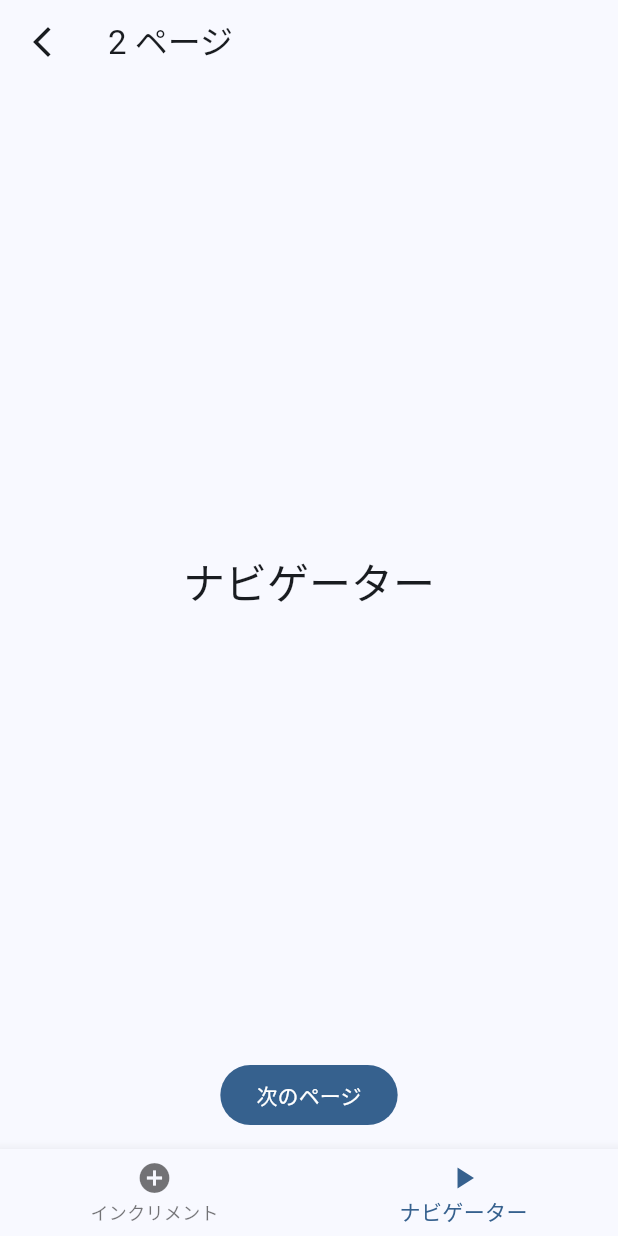
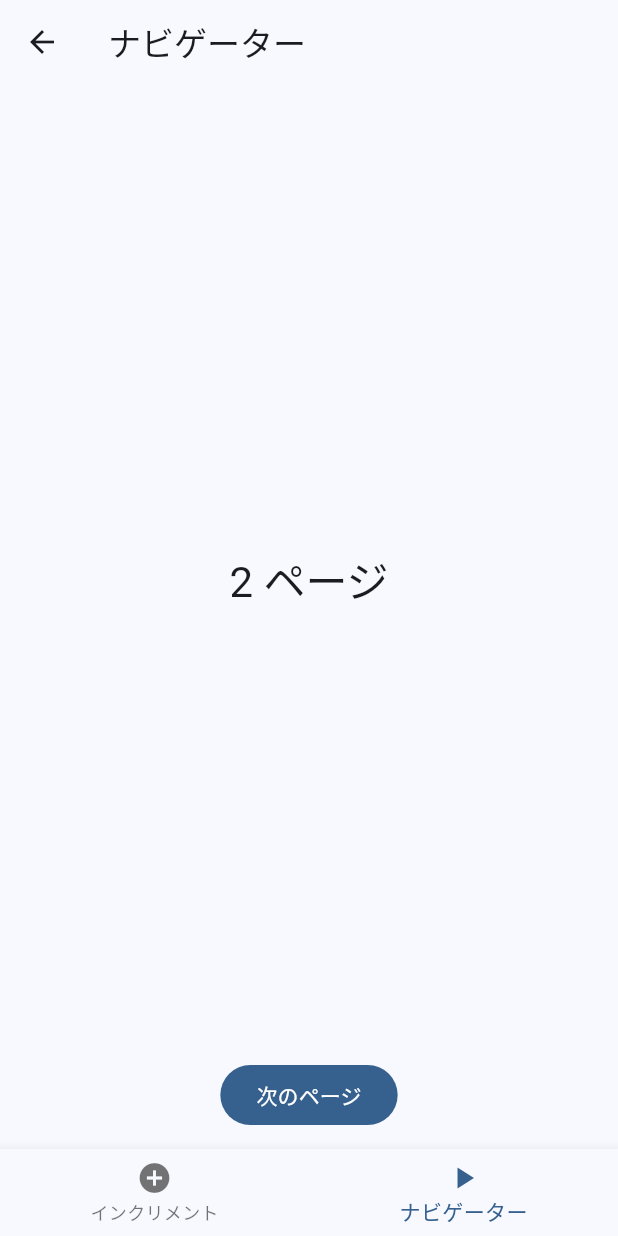
Before and after one commit to KazmaWed/flutter_navigation_sample, a Flutter app: the MainScreen screen opened by its route, item 2 of the bottom bar chosen, after a tap on "次のページ", on a phone screen of 412 x 824 dp. Run offline on Flutter 3.47's test engine with Material 3 defaults, Android fonts, the phone set to English and light mode, and no system bars.

Commit message:
feat: タブバー選択でトップに戻る機能の実装とその他リファクター

```diff
--- a/lib/main_screen/main_screen.dart
+++ b/lib/main_screen/main_screen.dart
@@ -12,7 +12,7 @@ class MainScreen extends StatefulWidget {
 }
 
 class _MainScreenState extends State<MainScreen> {
-  // BottomAppBarの選択中タブ
+  // BottomAppBarの選択中タブとItem
   var index = 0;
   final navigationBarItems = [
     BottomNavigationBarItem(
@@ -40,12 +40,23 @@ class _MainScreenState extends State<MainScreen> {
     ),
   ];
 
+  // タブ選択
+  void onTap(int value) {
+    if (index != value) {
+      setState(() => index = value);
+    } else {
+      Navigator.of(keys[index].currentContext!).popUntil(
+        (route) => !Navigator.of(keys[index].currentContext!).canPop(),
+      );
+    }
+  }
+
   @override
   Widget build(BuildContext context) {
     return Scaffold(
       bottomNavigationBar: BottomNavigationBar(
         currentIndex: index,
-        onTap: (value) => setState(() => index = value),
+        onTap: onTap,
         items: navigationBarItems,
       ),
       body: IndexedStack(
--- a/lib/navigator_screen/navigator_screen.dart
+++ b/lib/navigator_screen/navigator_screen.dart
@@ -20,13 +20,7 @@ class _NavigatorScreenState extends State<NavigatorScreen> {
   Widget build(BuildContext context) {
     return Scaffold(
       appBar: AppBar(
-        title: Text('${widget.count} ページ'),
-        leading: widget.count == 1 // 1ページ目は戻るボタン非表示
-            ? null
-            : IconButton(
-                onPressed: () => Navigator.of(context).pop(),
-                icon: const Icon(Icons.arrow_back_ios_new),
-              ),
+        title: Text(NavigatorScreens.index.title),
       ),
       body: SafeArea(
         child: Padding(
@@ -38,7 +32,7 @@ class _NavigatorScreenState extends State<NavigatorScreen> {
               Expanded(
                 child: Center(
                   child: Text(
-                    NavigatorScreens.index.title,
+                    '${widget.count} ページ',
                     style: Theme.of(context).textTheme.headlineMedium,
                   ),
                 ),
--- a/lib/route.dart
+++ b/lib/route.dart
@@ -24,16 +24,6 @@ class AppScreens implements AppDestinasion {
   static const setting = AppScreens('設定', '/setting');
 }
 
-// class MainScreens implements AppDestinasion {
-//   const MainScreens(this.title, this.path);
-//   @override
-//   final String title;
-//   @override
-//   final String path;
-
-//   static const index = MainScreens('メイン', '/index');
-// }
-
 class SettingScreens implements AppDestinasion {
   const SettingScreens(this.title, this.route);
   @override
@@ -51,7 +41,7 @@ class IncrementScreens implements AppDestinasion {
   @override
   final String route;
 
-  static const index = IncrementScreens('インクリメント', '/increment');
+  static const index = IncrementScreens('インクリメント', '/');
 }
 
 class NavigatorScreens implements AppDestinasion {
@@ -61,12 +51,12 @@ class NavigatorScreens implements AppDestinasion {
   @override
   final String route;
 
-  static const index = NavigatorScreens('ナビゲーター', '/navigator');
+  static const index = NavigatorScreens('ナビゲーター', '/');
 
   static AppDestinasion pathWithCount(int count) {
     return NavigatorScreens(
-      '$count ページ目',
-      '/navigator?count=$count',
+      index.title,
+      index.route + (count == 1 ? '' : '?count=$count'),
     );
   }
 }
```
